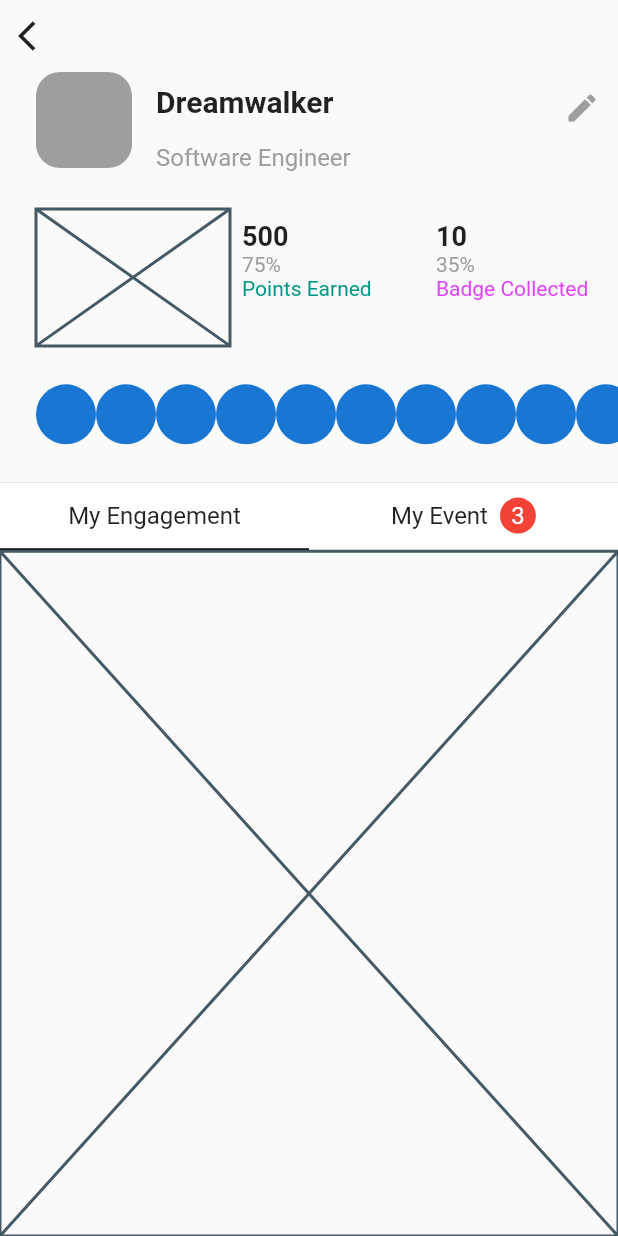
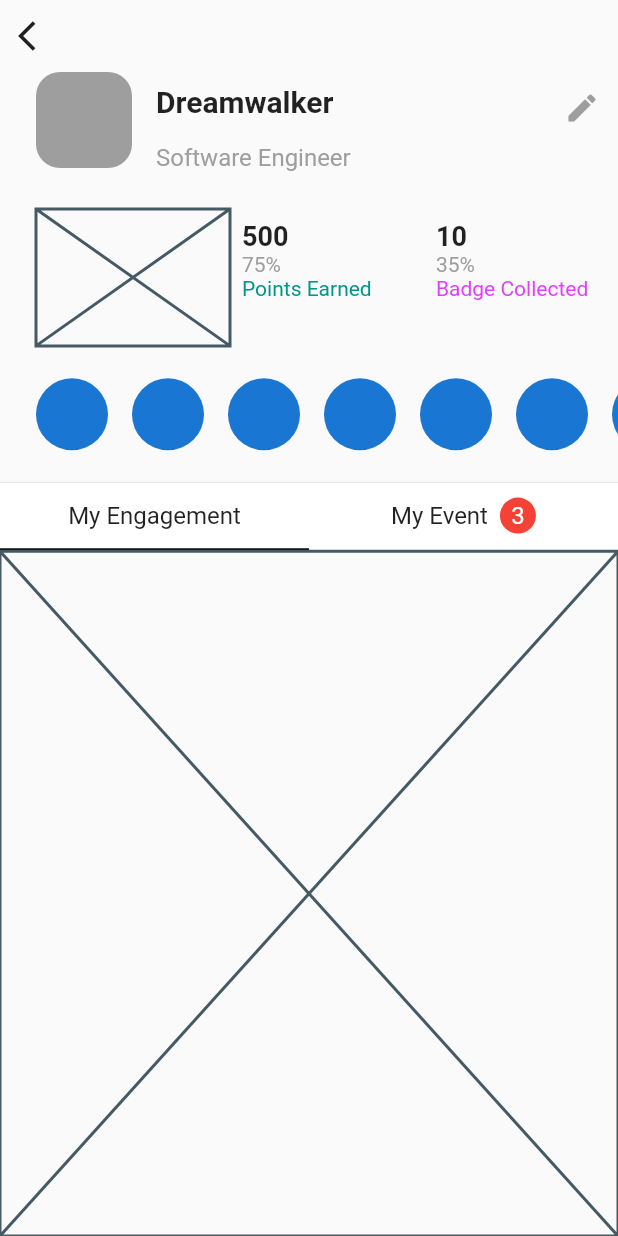
Before and after one commit to JAICHANGPARK/flutter_notebook_11th_story, a Flutter app: the IrysProfilePage screen opened directly, on a phone screen of 412 x 824 dp. Run offline on Flutter 3.47's test engine with Material 2 defaults, Android fonts, the phone set to English and light mode, and no system bars; our stand-ins replace backdrop, badges, flutter_inner_drawer, flutter_slidable, flutter_swiper, google_fonts; network calls fail.

Commit message:
Update irys_profile_page.dart

```diff
--- a/lib/ep727_irys_mobile_app/ui/irys_profile_page.dart
+++ b/lib/ep727_irys_mobile_app/ui/irys_profile_page.dart
@@ -132,8 +132,11 @@ class _IrysProfilePageState extends State<IrysProfilePage> {
                     Expanded(child: ListView.builder(
                         scrollDirection: Axis.horizontal,
                         itemBuilder: (context, index){
-                      return CircleAvatar(
-
+                      return Padding(
+                        padding: const EdgeInsets.only(right: 16),
+                        child: CircleAvatar(
+radius: 24,
+                        ),
                       );
                     })),
                   ],
```
